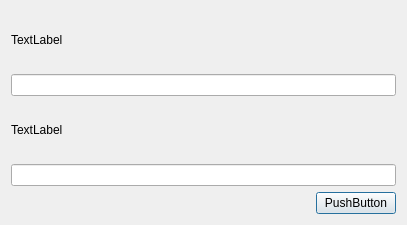
Qt form PaintBot 2 - Inverse Kinematics/dialog.ui (MoffMade/CSCE462-PainterBot) before a commit.
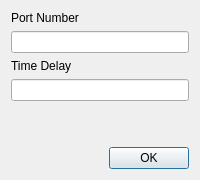
The same form after that commit.

Commit message: cosmetics to windows

What changed in the file:
```diff
--- a/PaintBot 2 - Inverse Kinematics/dialog.ui
+++ b/PaintBot 2 - Inverse Kinematics/dialog.ui
@@ -2,14 +2,6 @@
 <ui version="4.0">
  <class>Dialog</class>
  <widget class="QDialog" name="Dialog">
-  <property name="geometry">
-   <rect>
-    <x>0</x>
-    <y>0</y>
-    <width>407</width>
-    <height>225</height>
-   </rect>
-  </property>
   <property name="windowTitle">
    <string>Server Configuration</string>
   </property>
@@ -17,7 +9,7 @@
    <item row="1" column="1">
     <widget class="QPushButton" name="pushButton">
      <property name="text">
-      <string>PushButton</string>
+      <string>OK</string>
      </property>
     </widget>
    </item>
@@ -42,20 +34,33 @@
      <item row="0" column="0">
       <widget class="QLabel" name="label">
        <property name="text">
-        <string>TextLabel</string>
+        <string>Port Number</string>
        </property>
       </widget>
      </item>
-     <item row="3" column="0">
-      <widget class="QLineEdit" name="lineEdit_2"/>
+     <item row="4" column="0">
+      <spacer name="verticalSpacer">
+       <property name="orientation">
+        <enum>Qt::Vertical</enum>
+       </property>
+       <property name="sizeHint" stdset="0">
+        <size>
+         <width>20</width>
+         <height>40</height>
+        </size>
+       </property>
+      </spacer>
      </item>
      <item row="2" column="0">
       <widget class="QLabel" name="label_2">
        <property name="text">
-        <string>TextLabel</string>
+        <string>Time Delay</string>
        </property>
       </widget>
      </item>
+     <item row="3" column="0">
+      <widget class="QLineEdit" name="lineEdit_2"/>
+     </item>
     </layout>
    </item>
   </layout>
```
The commit also changes 2 other files.
